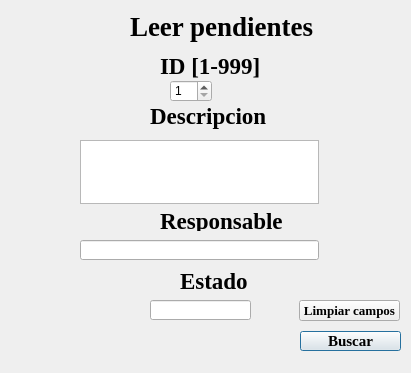
This is proyectoSolitario/leerpendientes.ui in dereck-anti-EPN/Proyecto-Programacion as Qt 5 draws it before an edit. The edited form follows.
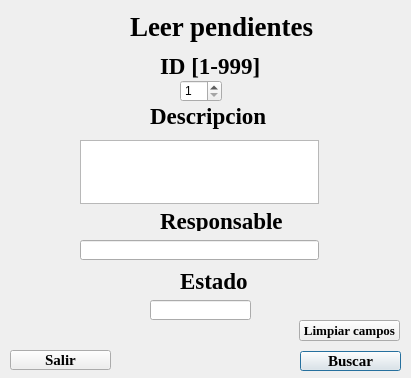
This is the edited form. Icons and pictures are not drawn.

```diff
--- a/proyectoSolitario/leerpendientes.ui
+++ b/proyectoSolitario/leerpendientes.ui
@@ -7,7 +7,7 @@
     <x>0</x>
     <y>0</y>
     <width>411</width>
-    <height>373</height>
+    <height>378</height>
    </rect>
   </property>
   <property name="windowTitle">
@@ -39,7 +39,7 @@
   <widget class="QSpinBox" name="idLeer">
    <property name="geometry">
     <rect>
-     <x>170</x>
+     <x>180</x>
      <y>80</y>
      <width>42</width>
      <height>22</height>
@@ -59,7 +59,7 @@
    <property name="geometry">
     <rect>
      <x>300</x>
-     <y>331</y>
+     <y>351</y>
      <width>101</width>
      <height>20</height>
     </rect>
@@ -216,7 +216,7 @@
    <property name="geometry">
     <rect>
      <x>299</x>
-     <y>300</y>
+     <y>320</y>
      <width>101</width>
      <height>21</height>
     </rect>
@@ -235,6 +235,29 @@
     <string>Limpiar campos</string>
    </property>
   </widget>
+  <widget class="QPushButton" name="botonBuscar_2">
+   <property name="geometry">
+    <rect>
+     <x>10</x>
+     <y>350</y>
+     <width>101</width>
+     <height>20</height>
+    </rect>
+   </property>
+   <property name="font">
+    <font>
+     <family>Times New Roman</family>
+     <pointsize>11</pointsize>
+     <bold>true</bold>
+    </font>
+   </property>
+   <property name="cursor">
+    <cursorShape>PointingHandCursor</cursorShape>
+   </property>
+   <property name="text">
+    <string>Salir</string>
+   </property>
+  </widget>
  </widget>
  <resources/>
  <connections/>
```
